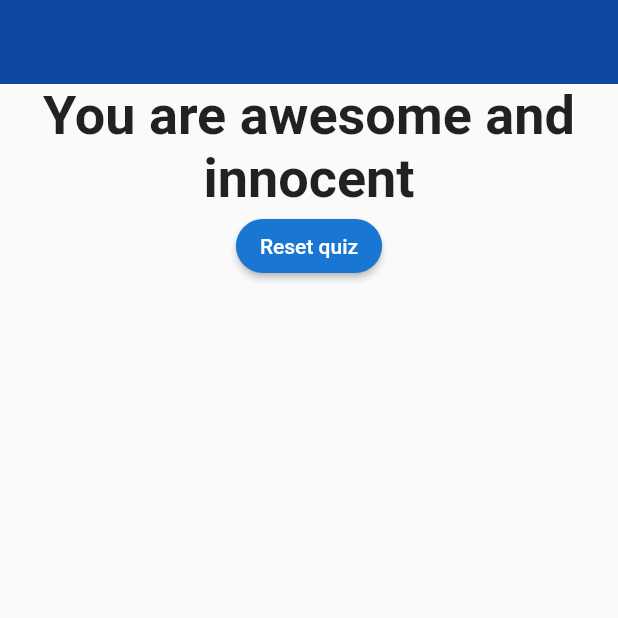
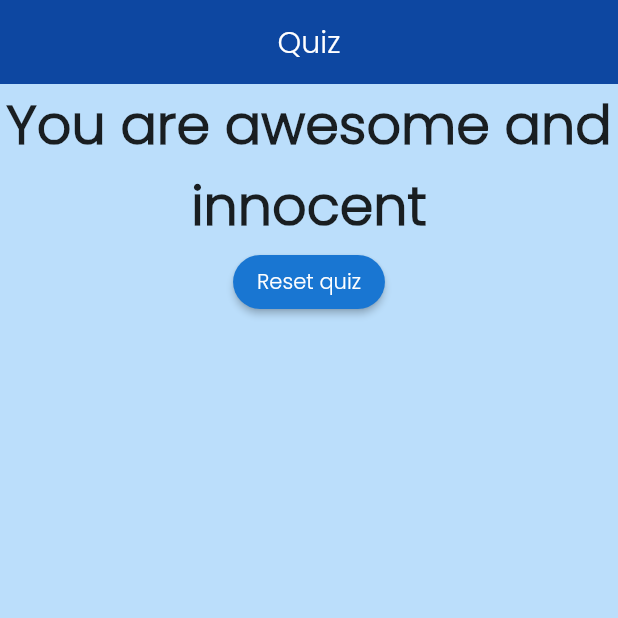
Before and after one commit to kamilb13/Quiz_app, a Flutter app: the screen it shows after launch, after a tap on "Yellow", after a tap on "Cat", after a tap on "Spaghetti", on a phone screen of 412 x 824 dp, the top half of it. Run offline on Flutter 3.47's test engine with Material 2 defaults, Android fonts, the phone set to English and light mode, and no system bars.

Commit message:
last update

```diff
--- a/lib/answer.dart
+++ b/lib/answer.dart
@@ -11,10 +11,13 @@ class Answer extends StatelessWidget {
     return Container(
       width: double.infinity,
       child: RaisedButton(
-        color: Colors.amber[900],
+        color: Colors.blue[900],
         textColor: Colors.white,
         onPressed: _answerQuestion,
-        child: Text(answerText),
+        child: Text(
+          answerText,
+          style: const TextStyle(fontFamily: 'Poppins'),
+        ),
       ),
     );
   }
--- a/lib/main.dart
+++ b/lib/main.dart
@@ -67,9 +67,13 @@ class _MyAppState extends State<MyApp> {
     return MaterialApp(
       debugShowCheckedModeBanner: false,
       home: Scaffold(
+        backgroundColor: Colors.blue[100],
         appBar: AppBar(
           centerTitle: true,
-          title: const Text(''),
+          title: const Text(
+            'Quiz',
+            style: TextStyle(fontFamily: 'Poppins'),
+          ),
           backgroundColor: Colors.blue[900],
           elevation: 0,
         ),
--- a/lib/question.dart
+++ b/lib/question.dart
@@ -9,10 +9,10 @@ class Question extends StatelessWidget {
   Widget build(BuildContext context) {
     return Container(
       width: double.infinity,
-      margin: EdgeInsets.all(10),
+      margin: const EdgeInsets.all(10),
       child: Text(
         questionText,
-        style: TextStyle(fontSize: 28),
+        style: const TextStyle(fontSize: 26, fontFamily: 'Poppins'),
         textAlign: TextAlign.center,
       ),
     );
--- a/lib/result.dart
+++ b/lib/result.dart
@@ -26,7 +26,10 @@ class Result extends StatelessWidget {
         children: [
           Text(
             resultPhrase,
-            style: const TextStyle(fontSize: 36, fontWeight: FontWeight.bold),
+            style: const TextStyle(
+                fontSize: 36,
+                fontWeight: FontWeight.bold,
+                fontFamily: 'Poppins'),
             textAlign: TextAlign.center,
           ),
           ElevatedButton(
@@ -37,7 +40,10 @@ class Result extends StatelessWidget {
                 borderRadius: BorderRadius.circular(20.0),
               ),
             ),
-            child: const Text('Reset quiz'),
+            child: const Text(
+              'Reset quiz',
+              style: TextStyle(fontFamily: 'Poppins'),
+            ),
           )
         ],
       ),
```
Also changed, not shown: pubspec.yaml (+4 -4 lines), fonts/Poppins-Light.ttf (added).
